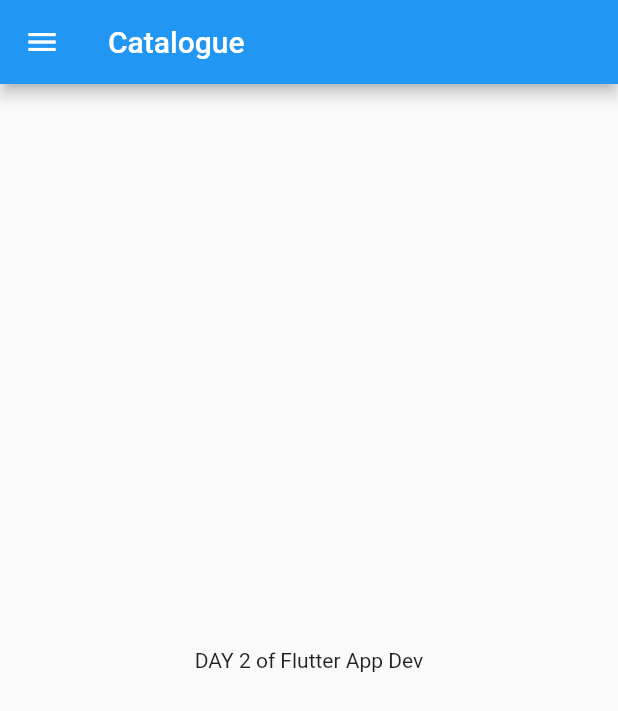
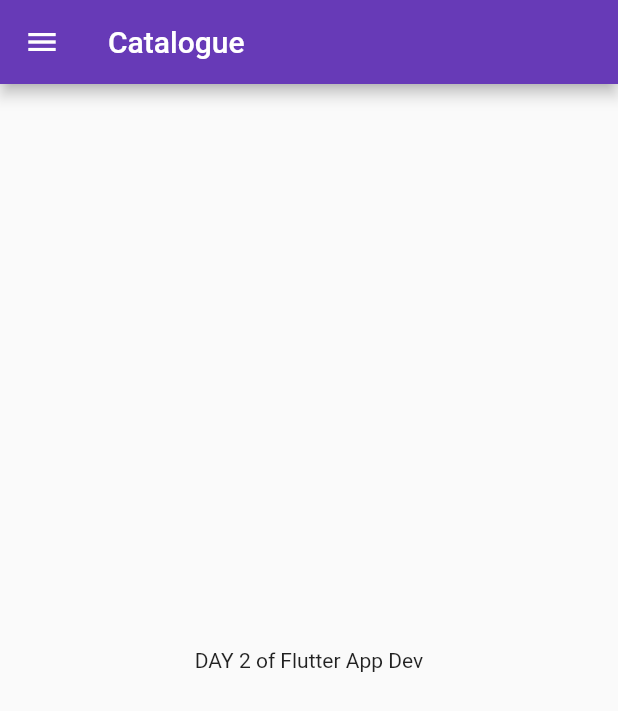
Before and after one commit to yashh1711/catalogue, a Flutter app: the screen it shows after launch, on a phone screen of 412 x 824 dp. Shown: the top 711 px of the screen. Run offline on Flutter 3.47's test engine with Material 2 defaults, Android fonts, the phone set to English and light mode, and no system bars.

Commit message:
Day 3 done

```diff
--- a/lib/main.dart
+++ b/lib/main.dart
@@ -1,4 +1,5 @@
 import 'package:catalogue_30_days/pages/home_page.dart';
+import 'package:catalogue_30_days/pages/login_page.dart';
 import 'package:flutter/material.dart';
 
 void main() {
@@ -12,11 +13,20 @@ class MyApp extends StatelessWidget {
   @override
   Widget build(BuildContext context) {
     return MaterialApp(
-      home: const HomePage(),
-      debugShowCheckedModeBanner: false,
+      debugShowCheckedModeBanner:
+          false, //This property is used to hide the debug banner on right side of device
+      themeMode: ThemeMode.light, //Light for light theme, dark for dark theme
       theme: ThemeData(
-          //useMaterial3: true,
-          ),
+        //useMaterial3: true,                   //For modern UI design
+        primarySwatch: Colors.deepPurple,
+      ),
+      darkTheme: ThemeData(
+        brightness: Brightness.dark, //For dark theme
+      ),
+      routes: {
+        "/": (context) => const HomePage(),
+        "/login": (context) => const LoginPage(),
+      },
     );
   }
 }
```
Also changed, not shown: lib/pages/login_page.dart (added, +14 -0 lines).
